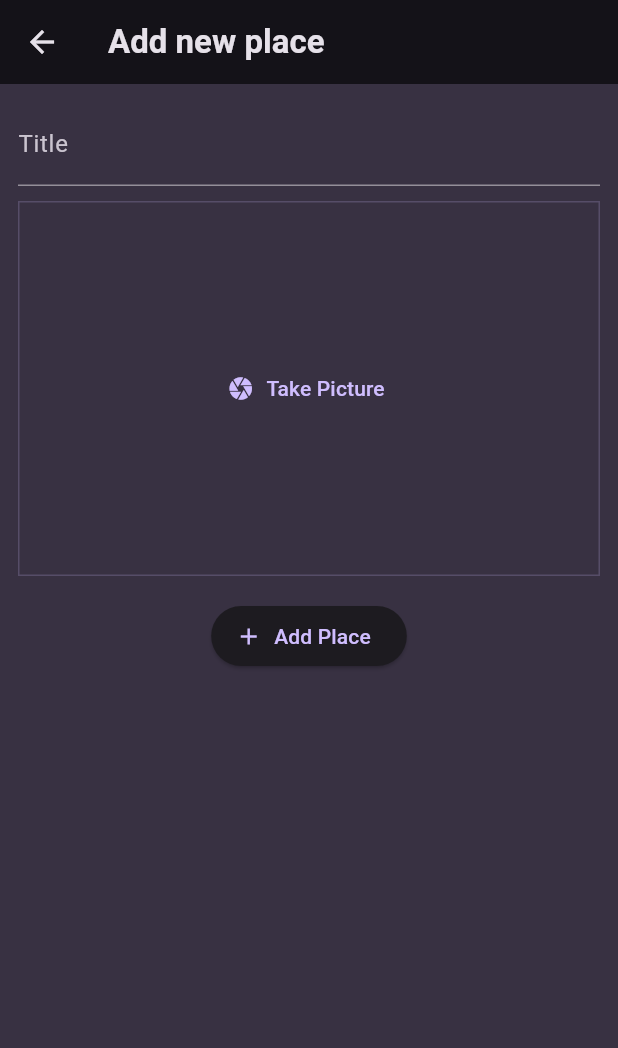
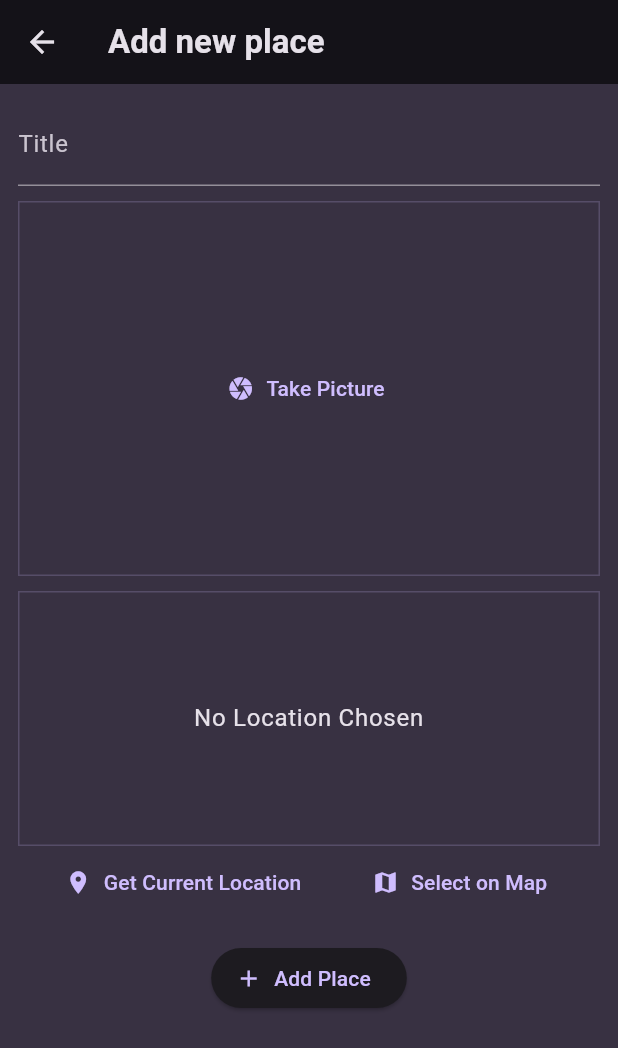
Before and after one commit to 3DPixels/Flutter_course_native_features, a Flutter app: the AddPlaceScreen screen opened directly, on a phone screen of 412 x 824 dp. Shown: the top 1048 px of the screen. Run offline on Flutter 3.47's test engine with Material 3 defaults, Android fonts, the phone set to English and light mode, and no system bars; our stand-ins replace flutter_riverpod, google_fonts, image_picker, location.

Commit message:
added location package and requested location permission

```diff
--- a/lib/screens/add_place.dart
+++ b/lib/screens/add_place.dart
@@ -4,6 +4,7 @@ import 'package:flutter/material.dart';
 import 'package:flutter_riverpod/flutter_riverpod.dart';
 import 'package:native_features/providers/user_places.dart';
 import 'package:native_features/widgets/image_input.dart';
+import 'package:native_features/widgets/location_input.dart';
 
 class AddPlaceScreen extends ConsumerStatefulWidget {
   const AddPlaceScreen({super.key});
@@ -55,6 +56,8 @@ class _AddPlaceScreenState extends ConsumerState<AddPlaceScreen> {
                 _selectedImage = image;
               },
             ),
+            const SizedBox(height: 10),
+            LocationInput(),
             const SizedBox(height: 16),
             ElevatedButton.icon(
               onPressed: _savePlace,
--- /dev/null
+++ b/lib/widgets/location_input.dart
@@ -0,0 +1,82 @@
+import 'package:flutter/material.dart';
+import 'package:location/location.dart';
+
+class LocationInput extends StatefulWidget {
+  const LocationInput({super.key});
+
+  @override
+  State<LocationInput> createState() => _LocationInputState();
+}
+
+class _LocationInputState extends State<LocationInput> {
+  Location? _pickedLocation;
+  var _isGettingLocation = false;
+
+  void _getCurrentLocation() async {
+    Location location = new Location();
+
+    bool serviceEnabled;
+    PermissionStatus permissionGranted;
+    LocationData locationData;
+
+    serviceEnabled = await location.serviceEnabled();
+    if (!serviceEnabled) serviceEnabled = await location.requestService();
+    if (!serviceEnabled) return;
+
+    permissionGranted = await location.hasPermission();
+    if (permissionGranted == PermissionStatus.denied)
+      permissionGranted = await location.requestPermission();
+    if (permissionGranted != PermissionStatus.granted) return;
+
+    setState(() {
+      _isGettingLocation = true;
+    });
+
+    locationData = await location.getLocation();
+
+    setState(() {
+      _isGettingLocation = false;
+    });
+    print(locationData.latitude);
+  }
+
+  @override
+  Widget build(BuildContext context) {
+    Widget previewContent = Text(
+      'No Location Chosen',
+      textAlign: TextAlign.center,
+      style: Theme.of(context)
+          .textTheme
+          .bodyLarge!
+          .copyWith(color: Theme.of(context).colorScheme.onBackground),
+    );
+    if (_isGettingLocation) previewContent = const CircularProgressIndicator();
+
+    return Column(children: [
+      Container(
+        height: 170,
+        width: double.infinity,
+        alignment: Alignment.center,
+        decoration: BoxDecoration(
+          border: Border.all(
+            width: 1,
+            color: Theme.of(context).colorScheme.primary.withOpacity(.2),
+          ),
+        ),
+        child: previewContent,
+      ),
+      Row(mainAxisAlignment: MainAxisAlignment.spaceEvenly, children: [
+        TextButton.icon(
+          icon: const Icon(Icons.location_on),
+          label: const Text('Get Current Location'),
+          onPressed: _getCurrentLocation,
+        ),
+        TextButton.icon(
+          icon: const Icon(Icons.map),
+          label: const Text('Select on Map'),
+          onPressed: () {},
+        ),
+      ])
+    ]);
+  }
+}
```
Also changed, not shown: pubspec.yaml (+4 -3 lines), pubspec.lock, 3 other files.
